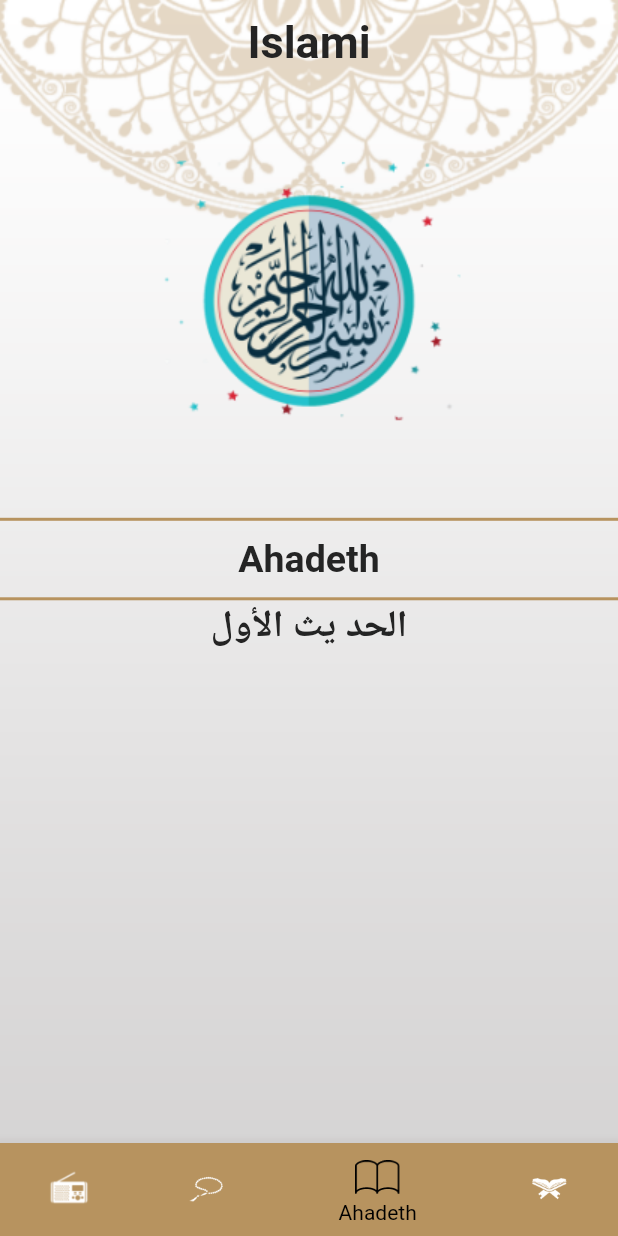
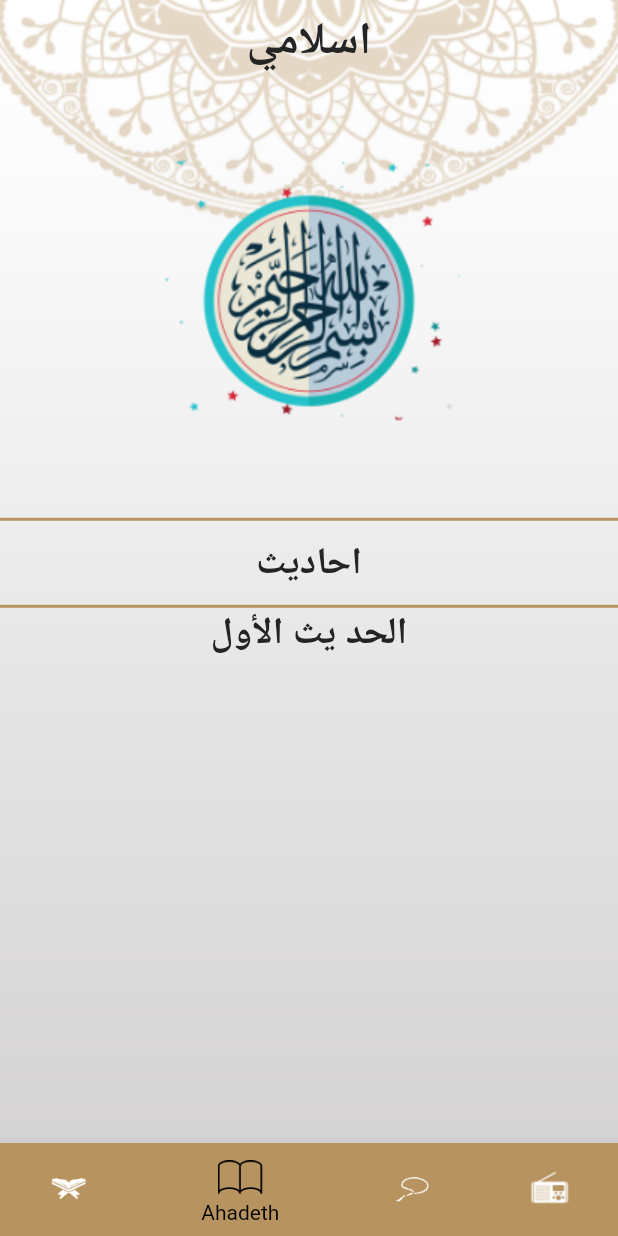
Before and after one commit to 0ArwaSaad0/islami_app, a Flutter app: the screen it shows after launch, item 3 of the bottom bar chosen, on a phone screen of 412 x 824 dp. Run offline on Flutter 3.47's test engine with Material 2 defaults, Android fonts, the phone set to English and light mode, and no system bars; generated files the repository leaves out were written again.

```diff
--- /dev/null
+++ b/l10n.yaml
@@ -0,0 +1,3 @@
+arb-dir: lib/l10n
+template-arb-file: app_en.arb
+output-localization-file: app_localizations.dart
--- a/lib/home/ahadeth.dart
+++ b/lib/home/ahadeth.dart
@@ -3,6 +3,7 @@ import 'package:flutter/services.dart';
 import 'package:islami_app/hadeth_detail/hadeth_detail.dart';
 import 'package:islami_app/hadeth_detail/hadeth_model.dart';
 import 'package:islami_app/my_theme.dart';
+import 'package:flutter_gen/gen_l10n/app_localizations.dart';
 
 class AhadethTab extends StatefulWidget {
   @override
@@ -27,7 +28,7 @@ class _AhadethTabState extends State<AhadethTab> {
         Padding(
           padding: const EdgeInsets.all(11.0),
           child: Text(
-            'Ahadeth',
+            AppLocalizations.of(context)!.ahadeth,
             style: Theme.of(context).textTheme.subtitle1,
             textAlign: TextAlign.center,
           ),
--- a/lib/home/home_page.dart
+++ b/lib/home/home_page.dart
@@ -4,6 +4,7 @@ import 'package:islami_app/quran/quran.dart';
 import 'package:islami_app/home/radio.dart';
 import 'package:islami_app/home/sebha.dart';
 import 'package:islami_app/my_theme.dart';
+import 'package:flutter_gen/gen_l10n/app_localizations.dart';
 
 class Home extends StatefulWidget {
   static const String routeName = 'home';
@@ -27,7 +28,7 @@ class _HomeState extends State<Home> {
         Scaffold(
             appBar: AppBar(
               title: Text(
-                'Islami',
+                AppLocalizations.of(context)!.app_title,
                 style: Theme.of(context).textTheme.headline1,
               ),
             ),
--- /dev/null
+++ b/lib/l10n/app_ar.arb
@@ -0,0 +1,5 @@
+{
+"app_title":"اسلامي",
+"sura_name":"اسم السوره",
+"ahadeth":"احاديث"
+}
--- /dev/null
+++ b/lib/l10n/app_en.arb
@@ -0,0 +1,5 @@
+{
+"app_title":"Islami",
+"sura_name":"Sura Name",
+"ahadeth":"Ahadeth"
+}
--- a/lib/main.dart
+++ b/lib/main.dart
@@ -5,29 +5,37 @@ import 'package:islami_app/home/home_page.dart';
 
 import 'package:islami_app/my_theme.dart';
 import 'package:islami_app/soura_detail/soura_detail_screen.dart';
-
-
-
+import 'package:flutter_localizations/flutter_localizations.dart';
+import 'package:flutter_gen/gen_l10n/app_localizations.dart';
 
 void main() {
   runApp(IslamiApp());
+}
 
-}
 class IslamiApp extends StatelessWidget {
   @override
   Widget build(BuildContext context) {
     return MaterialApp(
+        localizationsDelegates: const [
+          AppLocalizations.delegate,
+          GlobalMaterialLocalizations.delegate,
+          GlobalWidgetsLocalizations.delegate,
+          GlobalCupertinoLocalizations.delegate,
+        ],
+        supportedLocales: const [
+          Locale("en"), // English, no country code
+          Locale("ar"), // Arabic, no country code
+        ],
+        locale: Locale('ar'),
         debugShowCheckedModeBanner: false,
         initialRoute: Home.routeName,
         routes: {
-        Home.routeName:(c)=>Home(),
-        SouraDetailScreen.routeName:(c)=>SouraDetailScreen(),
-        HadethDetail.routeName:(c)=>HadethDetail(),
+          Home.routeName: (c) => Home(),
+          SouraDetailScreen.routeName: (c) => SouraDetailScreen(),
+          HadethDetail.routeName: (c) => HadethDetail(),
         },
         theme: MyThemeData.lightTheme,
         darkTheme: MyThemeData.daarkTheme,
-        themeMode: ThemeMode.light
-    );
+        themeMode: ThemeMode.light);
   }
-
 }
--- a/lib/quran/quran.dart
+++ b/lib/quran/quran.dart
@@ -1,6 +1,7 @@
 import 'package:flutter/material.dart';
 import 'package:islami_app/my_theme.dart';
 import 'package:islami_app/quran/sura_name_item.dart';
+import 'package:flutter_gen/gen_l10n/app_localizations.dart';
 
 class QuranTab extends StatelessWidget {
   List<String> soura_name = [
@@ -134,7 +135,7 @@ class QuranTab extends StatelessWidget {
             padding: const EdgeInsets.all(4.0),
             child: Container(
               child: Text(
-                'اسم السوره',
+                  AppLocalizations.of(context)!.sura_name,
                 style: Theme.of(context).textTheme.subtitle1,
               ),
             ),
--- a/pubspec.yaml
+++ b/pubspec.yaml
@@ -29,6 +29,10 @@ environment:
 dependencies:
   flutter:
     sdk: flutter
+  flutter_localizations: # Add this line
+    sdk: flutter
+  intl: ^0.17.0
+
 
 
   # The following adds the Cupertino Icons font to your application.
@@ -56,6 +60,7 @@ flutter:
   # included with your application, so that you can use the icons in
   # the material Icons class.
   uses-material-design: true
+  generate: true
 
   # To add assets to your application, add an assets section, like this:
   assets:
```
Also changed, not shown: pubspec.lock. Lines whose indentation alone changed are shown as unchanged.
